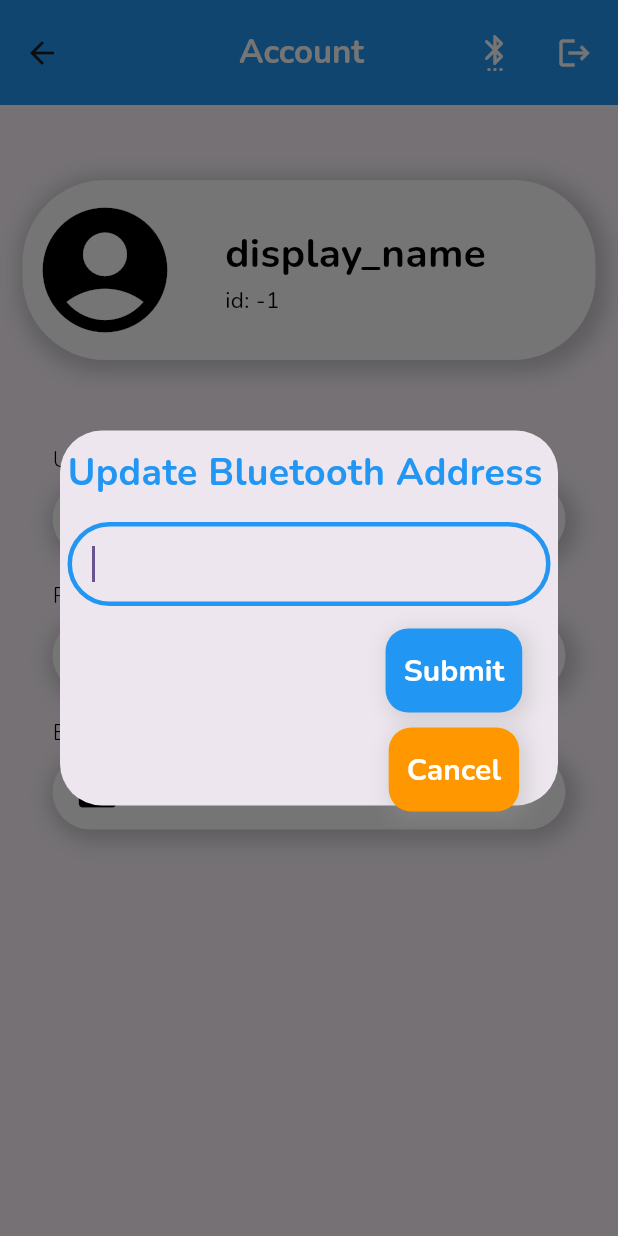
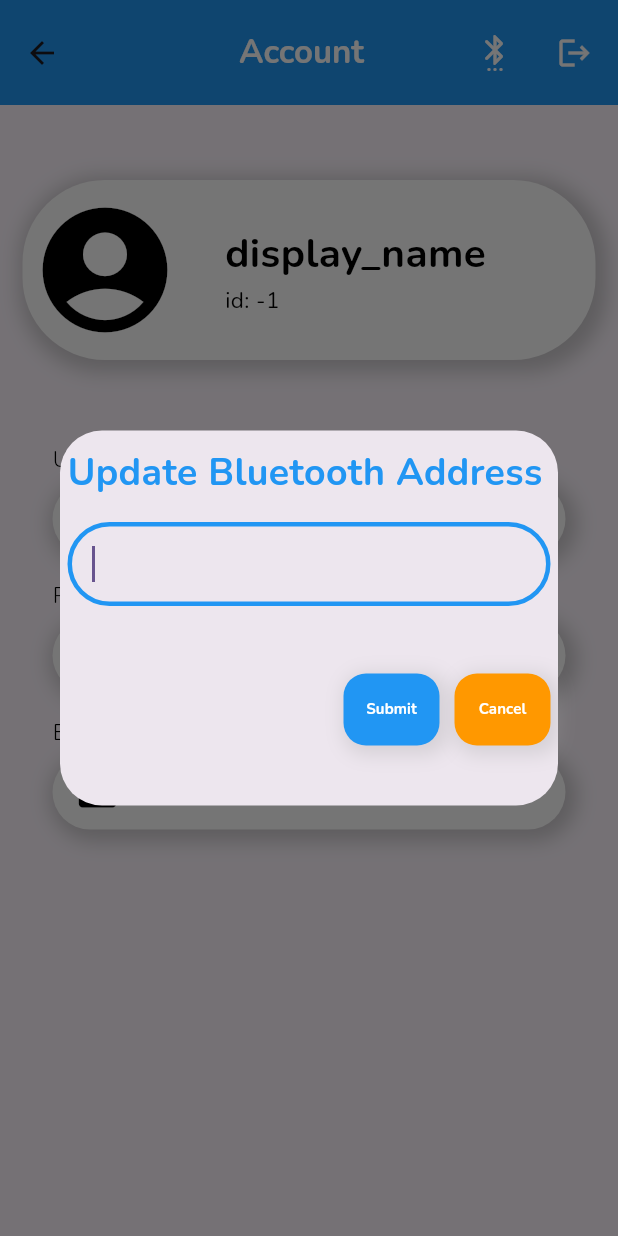
Before and after one commit to AnVuMaxguster/UIT_KLTN_23.2-AttendanceSystem, a Flutter app: the mobile_account_screen screen opened directly, after a tap on the "settings bluetooth" icon, on a phone screen of 412 x 824 dp. Run offline on Flutter 3.47's test engine with Material 3 defaults, Android fonts, the phone set to English and light mode, and no system bars; our stand-ins replace flutter_blue, flutter_riverpod, get, google_fonts, permission_handler; missing offline and left inert: android_intent, universal_ble; accounts and stored records are empty.

Commit message:
App: Update APK

```diff
--- a/attendace_manager_flutter_app/lib/mobile/mobile_account_screen.dart
+++ b/attendace_manager_flutter_app/lib/mobile/mobile_account_screen.dart
@@ -212,7 +212,7 @@ class update_ble_dialog extends ConsumerWidget{
                     crossAxisAlignment: CrossAxisAlignment.center,
                     children: [
                       Expanded(
-                        flex:6,
+                        flex:5,
                         child: Padding(
                           padding: const EdgeInsets.symmetric(horizontal: 10),
                           child: Text(
@@ -228,12 +228,12 @@ class update_ble_dialog extends ConsumerWidget{
                         ),
                       ),
                       Expanded(
-                        flex: 4,
-                        child: Column(
+                        flex: 5,
+                        child: Row(
                           mainAxisAlignment: MainAxisAlignment.end,
                           children: [
                             Padding(
-                              padding: const EdgeInsets.only(bottom: 10),
+                              padding: const EdgeInsets.symmetric(horizontal: 10),
                               child: Container(
                                   decoration: BoxDecoration(
                                       borderRadius: BorderRadius.circular(15),
@@ -260,7 +260,7 @@ class update_ble_dialog extends ConsumerWidget{
                                       "Submit",
                                       style: GoogleFonts.nunito(
                                         textStyle: TextStyle(
-                                            fontSize: 20,
+                                            fontSize: 10,
                                             color: Colors.white,
                                             fontWeight: FontWeight.bold,
                                           height: 2
@@ -292,7 +292,7 @@ class update_ble_dialog extends ConsumerWidget{
                                     "Cancel",
                                     style: GoogleFonts.nunito(
                                       textStyle: TextStyle(
-                                          fontSize: 20,
+                                          fontSize: 10,
                                           color: Colors.white,
                                           fontWeight: FontWeight.bold,
                                           height: 2
```
